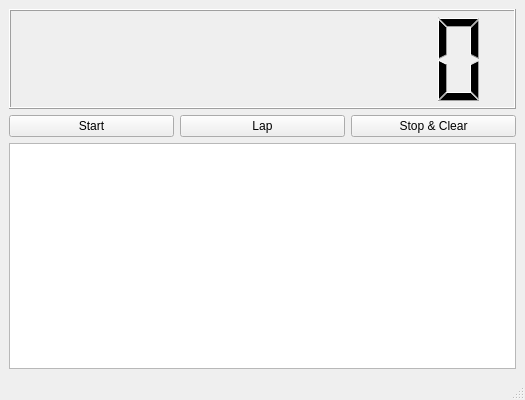
The window that mainwindow.ui (glaumar/Qronometer) describes before a commit, drawn with Qt 5.
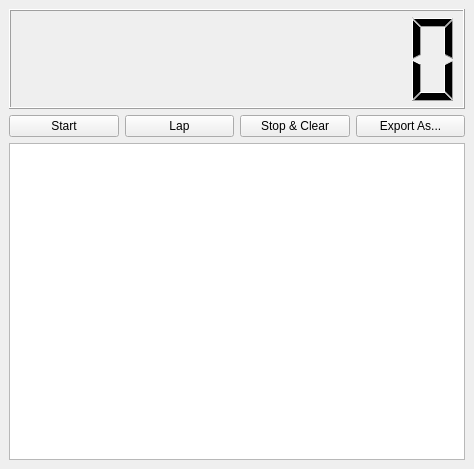
The same window after the commit.

Diff of the .ui file:
```diff
--- a/mainwindow.ui
+++ b/mainwindow.ui
@@ -6,8 +6,8 @@
    <rect>
     <x>0</x>
     <y>0</y>
-    <width>525</width>
-    <height>400</height>
+    <width>474</width>
+    <height>469</height>
    </rect>
   </property>
   <property name="windowTitle">
@@ -68,6 +68,13 @@
           </property>
          </widget>
         </item>
+        <item>
+         <widget class="QPushButton" name="exportButton">
+          <property name="text">
+           <string>Export As...</string>
+          </property>
+         </widget>
+        </item>
        </layout>
       </item>
       <item>
@@ -93,17 +100,6 @@
     </item>
    </layout>
   </widget>
-  <widget class="QMenuBar" name="menubar">
-   <property name="geometry">
-    <rect>
-     <x>0</x>
-     <y>0</y>
-     <width>525</width>
-     <height>29</height>
-    </rect>
-   </property>
-  </widget>
-  <widget class="QStatusBar" name="statusbar"/>
  </widget>
  <resources/>
  <connections/>
```
